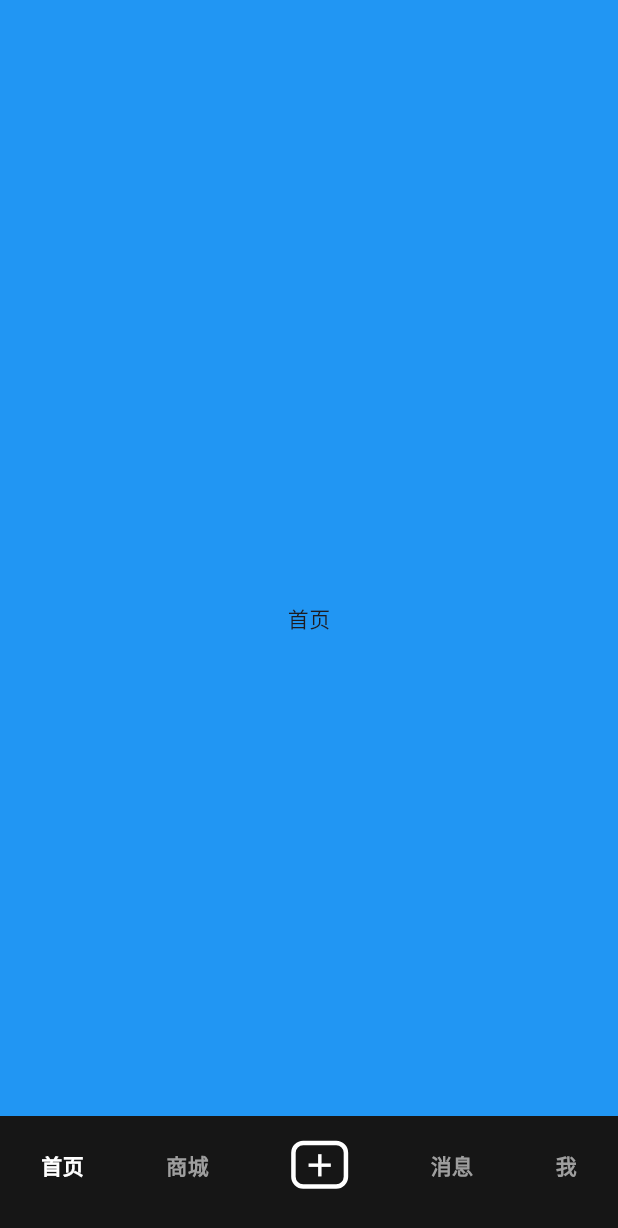
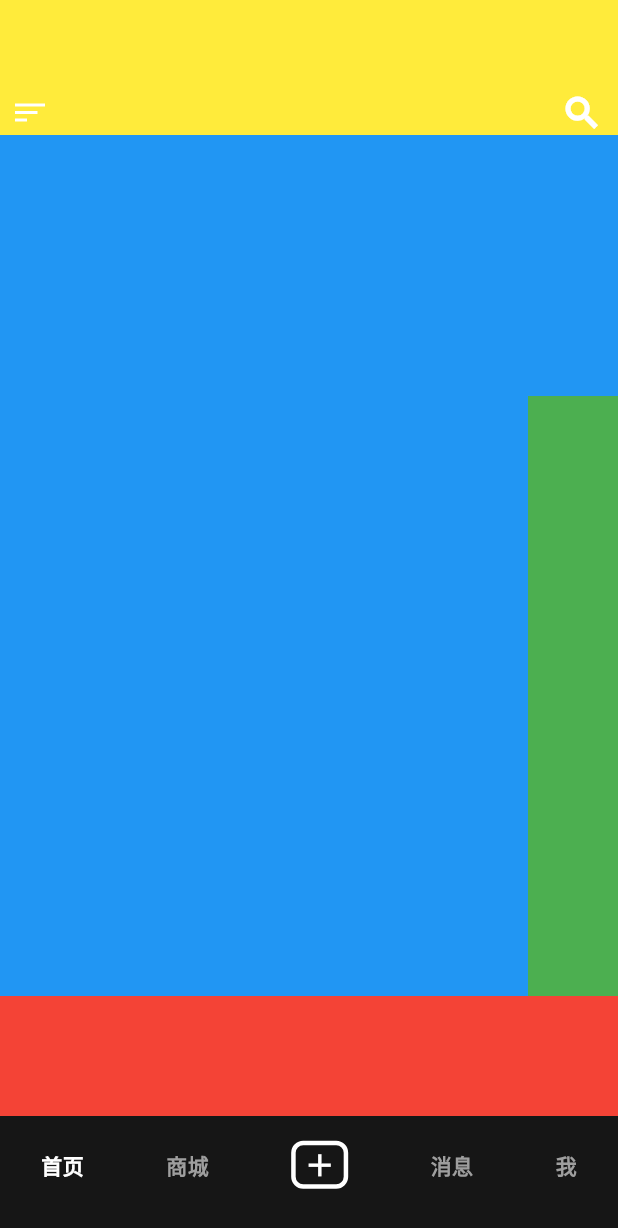
Before and after one commit to EatFans/Tiktok-Flutter, a Flutter app: the screen it shows after launch, on a phone screen of 412 x 824 dp. Shown: the top 1228 px of the screen. Run offline on Flutter 3.47's test engine with Material 3 defaults, Android fonts, the phone set to English and light mode, and no system bars.

Commit message:
feat: Home页面

```diff
--- /dev/null
+++ b/lib/models/video_item_model.dart
@@ -0,0 +1,10 @@
+
+// 视频数据实体对象
+class VideoItemModel {
+
+  final String videoUrl;
+
+  VideoItemModel({
+    required this.videoUrl,
+  });
+}
--- a/lib/pages/home/home.dart
+++ b/lib/pages/home/home.dart
@@ -1,4 +1,5 @@
 import 'package:flutter/material.dart';
+import 'package:tiktok_flutter/models/video_item_model.dart';
 
 class Home extends StatefulWidget {
   const Home({super.key});
@@ -8,12 +9,109 @@ class Home extends StatefulWidget {
 }
 
 class _HomeState extends State<Home> {
+
+  // 视频缓存数据列表
+  List<VideoItemModel> tempVideoItemList = [];
+
   @override
   Widget build(BuildContext context) {
     return Container(
-        color: Colors.blue,
-        child: Center(
-          child: Text("首页"),
+        color: Colors.transparent,
+        child: Stack(
+          children: [
+            // 视频主体
+            Positioned.fill(
+              child: Container(
+                color: Colors.blue,
+                child: Text("首页"),
+              ),
+            ),
+
+            // 顶部操作栏部分
+            Positioned(
+              left: 0,
+              right: 0,
+              top: 0,
+              child: Container(
+                height: 90,
+                // color: Colors.transparent,
+                color: Colors.yellow,
+                child: Padding(
+                  padding: const EdgeInsets.only(top: 60),
+                  child: Padding(
+                    padding: const EdgeInsets.only(left: 10,right: 10),
+                    child: Row(
+                      mainAxisAlignment: MainAxisAlignment.spaceAround,
+                      children: [
+                        // 抽屉开关按钮
+                        GestureDetector(
+                          child: Column(
+                            mainAxisSize: MainAxisSize.min,
+                            crossAxisAlignment: CrossAxisAlignment.start, // 左对齐
+                            children: [
+                              Container(
+                                width: 20,   // 最长
+                                height: 2,
+                                color: Colors.white,
+                                margin: EdgeInsets.only(bottom: 3),
+                              ),
+                              Container(
+                                width: 15,   // 中等
+                                height: 2,
+                                color: Colors.white,
+                                margin: EdgeInsets.only(bottom: 3),
+                              ),
+                              Container(
+                                width: 8,   // 最短
+                                height: 2,
+                                color: Colors.white,
+                              ),
+                            ],
+                          ),
+                        ),
+
+                        // 视频分类区域
+                        Expanded(child: Container()),
+
+                        // 搜索按钮
+                        GestureDetector(
+                          child: Icon(
+                            Icons.search,
+                            color: Colors.white,
+                            fontWeight: FontWeight.bold,
+                            size: 28
+                          ),
+                        )
+
+                      ],
+                    ),
+                  ),
+                ),
+              ),
+            ),
+
+            // 视频信息部分
+            Positioned(
+              bottom: 80,
+              left: 0,
+              right: 0,
+              child: Container(
+                height: 80,
+                color: Colors.red,
+              ),
+            ),
+
+            // 视频操作部分
+            Positioned(
+              right: 0,
+              bottom: 80 + 80,
+              child: Container(
+                width: 60,
+                height: 400,
+                color: Colors.green,
+              ),
+            ),
+          ],
         )
     );
   }
```
